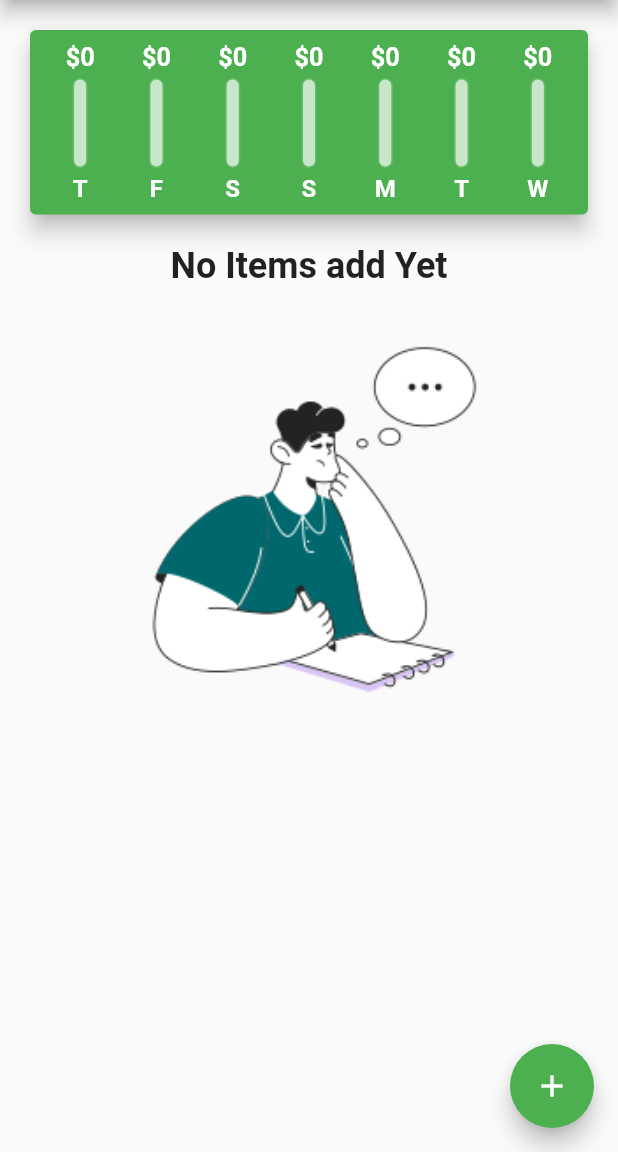
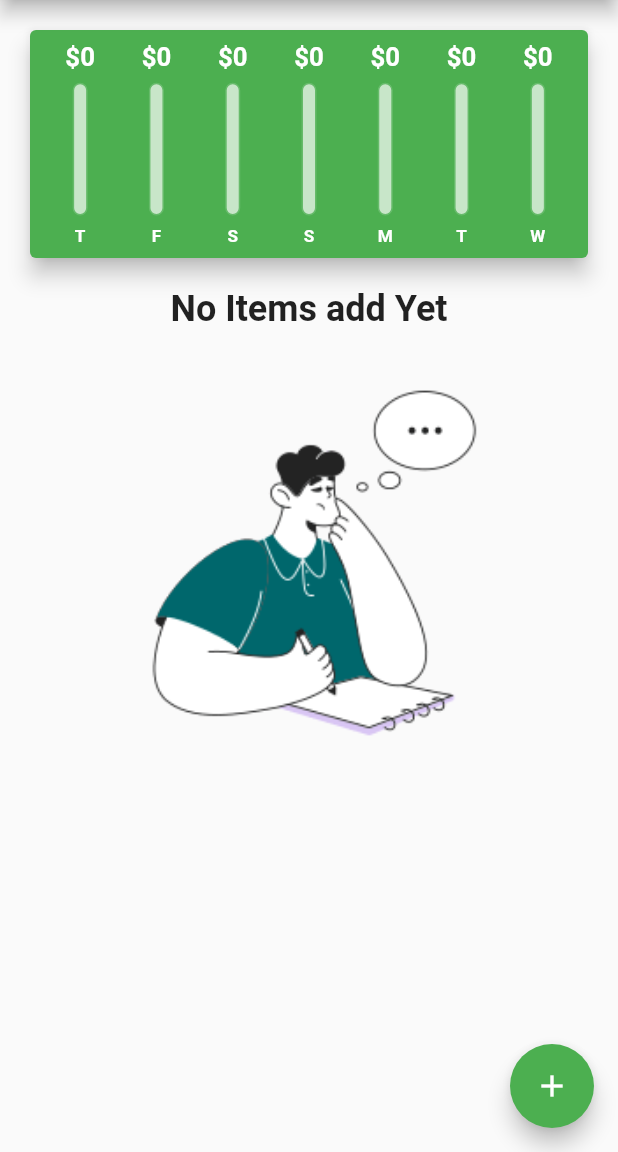
Before and after one commit to sachin96Boy/expance_demo_app, a Flutter app: the screen it shows after launch, on a phone screen of 412 x 824 dp, the part 84-1236 px from its top. Run offline on Flutter 3.47's test engine with Material 2 defaults, Android fonts, the light colour scheme and no system bars; our stand-ins replace google_fonts; missing offline and left inert: dart_date.

Commit message:
chor: responsive - chart

```diff
--- a/lib/pages/home_page.dart
+++ b/lib/pages/home_page.dart
@@ -68,8 +68,7 @@ class _HomePageState extends State<HomePage> {
 
   @override
   Widget build(BuildContext context) {
-    return Scaffold(
-      appBar: AppBar(
+    final appBar = AppBar(
       title: Text(
         "Expance App",
         style: GoogleFonts.poppins(),
@@ -81,14 +80,27 @@ class _HomePageState extends State<HomePage> {
             },
             icon: const Icon(Icons.add))
       ],
-      ),
+    );
+    return Scaffold(
+      appBar: appBar,
       body: SingleChildScrollView(
         child: Column(
           children: [
-            Chart(recentTransactions: _recentTransactions),
-            TransactionList(
+            SizedBox(
+                height: (MediaQuery.of(context).size.height -
+                        appBar.preferredSize.height -
+                        MediaQuery.of(context).padding.top) *
+                    0.25,
+                child: Chart(recentTransactions: _recentTransactions)),
+            SizedBox(
+              height: (MediaQuery.of(context).size.height -
+                      appBar.preferredSize.height -
+                      MediaQuery.of(context).padding.top) *
+                  0.75,
+              child: TransactionList(
                   transactions: _transactions,
                   deleteTransaction: _deleteTransaction),
+            ),
           ],
         ),
       ),
--- a/lib/widgets/chart_bar.dart
+++ b/lib/widgets/chart_bar.dart
@@ -13,10 +13,11 @@ class ChartBar extends StatelessWidget {
 
   @override
   Widget build(BuildContext context) {
+    return LayoutBuilder(builder: (context, BoxConstraints constraints) {
       return Column(
         children: [
           SizedBox(
-          height: 20.0,
+            height: constraints.maxHeight * 0.15,
             child: FittedBox(
               child: Text(
                 '\$${spendingAmount.toStringAsFixed(0)}',
@@ -28,16 +29,17 @@ class ChartBar extends StatelessWidget {
               ),
             ),
           ),
-        const SizedBox(
-          height: 4.0,
+          SizedBox(
+            height: constraints.maxHeight * 0.05,
           ),
           SizedBox(
-          height: 60.0,
+            height: constraints.maxHeight * 0.65,
             width: 10.0,
             child: Stack(children: [
               Container(
                 decoration: BoxDecoration(
-                  border: Border.all(color: Colors.green.shade400, width: 1.0),
+                    border:
+                        Border.all(color: Colors.green.shade400, width: 1.0),
                     color: Colors.green.shade100,
                     borderRadius: BorderRadius.circular(20.0)),
               ),
@@ -51,10 +53,13 @@ class ChartBar extends StatelessWidget {
               )
             ]),
           ),
-        const SizedBox(
-          height: 4.0,
+          SizedBox(
+            height: constraints.maxHeight * 0.05,
           ),
-        Text(
+          SizedBox(
+            height: constraints.maxHeight * 0.1,
+            child: FittedBox(
+              child: Text(
                 label,
                 style: const TextStyle(
                   color: Colors.white,
@@ -62,7 +67,10 @@ class ChartBar extends StatelessWidget {
                   fontSize: 16.0,
                 ),
               ),
+            ),
+          ),
         ],
       );
+    });
   }
 }
--- a/lib/widgets/transaction_list.dart
+++ b/lib/widgets/transaction_list.dart
@@ -13,7 +13,6 @@ class TransactionList extends StatelessWidget {
   @override
   Widget build(BuildContext context) {
     return SizedBox(
-        height: 400.0,
         child: transactions.isEmpty
             ? Column(
                 children: [
```
Also changed, not shown: lib/widgets/cust_appbar.dart (added, +28 -0 lines). Lines whose indentation alone changed are shown as unchanged.
